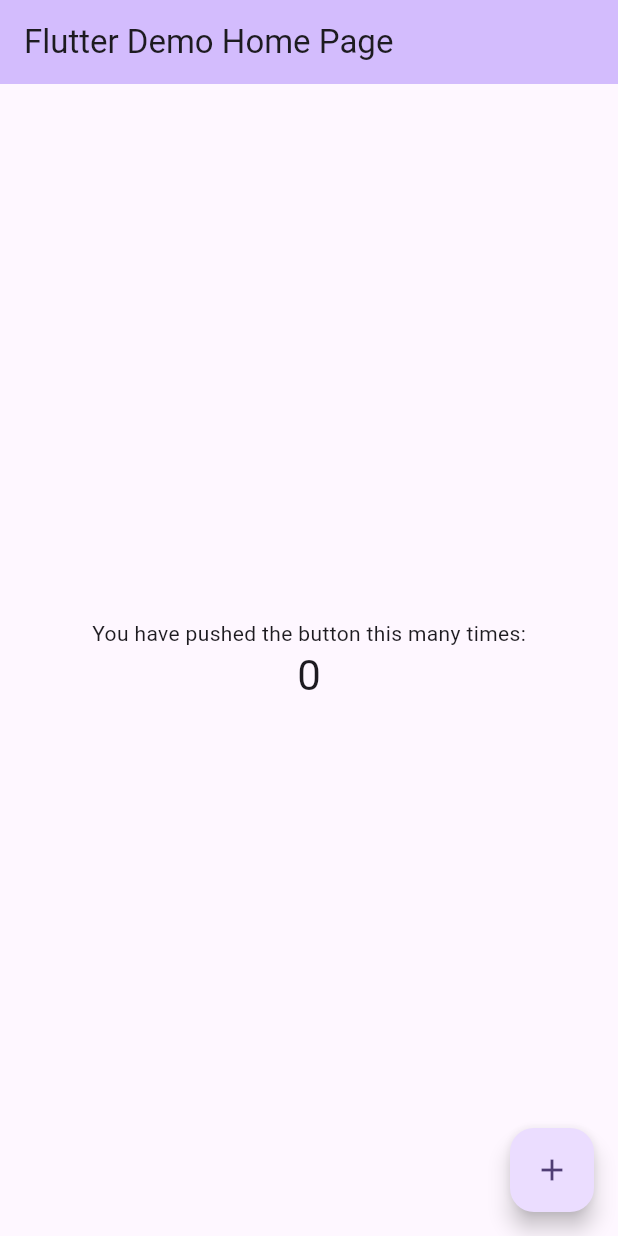
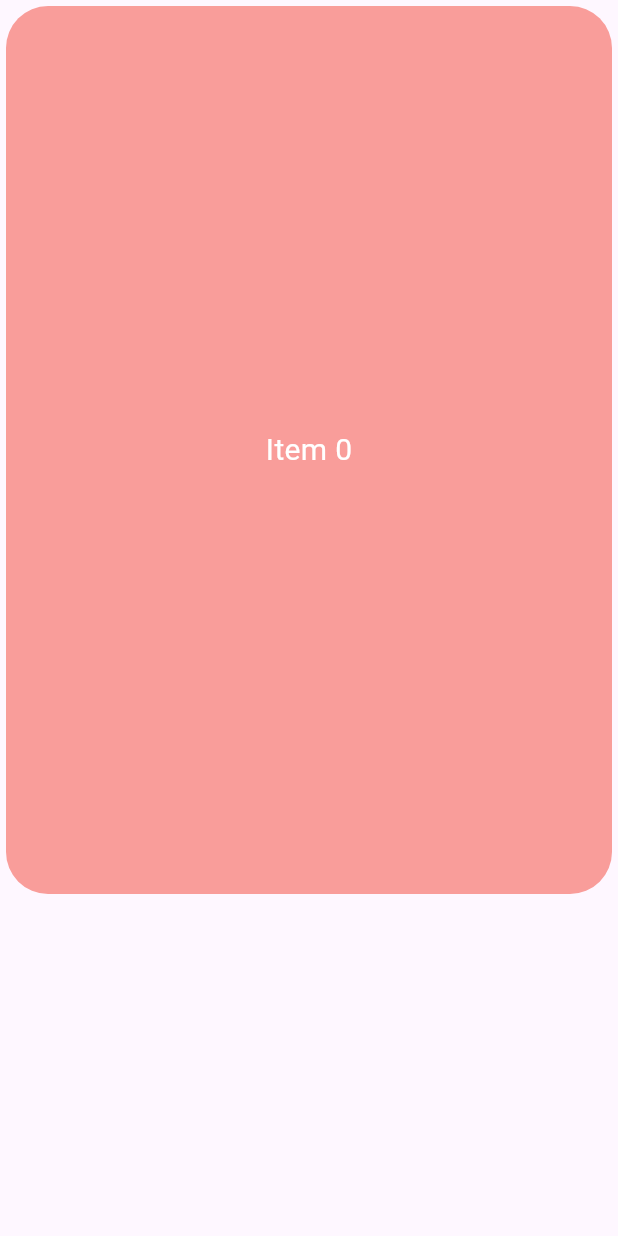
Before and after one commit to Jeff-Stapleton/brookie_babies, a Flutter app: the screen it shows after launch, on a phone screen of 412 x 824 dp. Run offline on Flutter 3.47's test engine with Material 3 defaults, Android fonts, the phone set to English and light mode, and no system bars.

Commit message:
stubbed out a carousel

```diff
--- /dev/null
+++ b/lib/carousel.dart
@@ -0,0 +1,27 @@
+import 'package:brookie_babies/uncontained_card.dart';
+import 'package:flutter/material.dart';
+
+class CarouselExample extends StatefulWidget {
+  const CarouselExample({super.key});
+
+  @override
+  State<CarouselExample> createState() => _CarouselExampleState();
+}
+
+class _CarouselExampleState extends State<CarouselExample> {
+  @override
+  Widget build(BuildContext context) {
+    return Center(
+      child: ConstrainedBox(
+        constraints: const BoxConstraints(maxHeight: 600),
+        child: CarouselView(
+          itemExtent: 1200,
+          shrinkExtent: 200,
+          children: List<Widget>.generate(20, (int index) {
+            return UncontainedLayoutCard(index: index, label: 'Item $index');
+          }),
+        ),
+      ),
+    );
+  }
+}
--- /dev/null
+++ b/lib/home_page.dart
@@ -0,0 +1,22 @@
+import 'dart:developer';
+
+import 'package:brookie_babies/carousel.dart';
+import 'package:flutter/material.dart';
+
+class HomePage extends StatelessWidget {
+  const HomePage({super.key});
+
+  @override
+  Widget build(BuildContext context) {
+    return Scaffold(
+      body: Expanded(
+        child: Column(
+          mainAxisAlignment: MainAxisAlignment.start,
+          children: <Widget>[
+            CarouselExample()
+          ],
+        ),
+      )
+    );
+  }
+}
--- a/lib/main.dart
+++ b/lib/main.dart
@@ -1,3 +1,4 @@
+import 'package:brookie_babies/home_page.dart';
 import 'package:flutter/material.dart';
 
 void main() {
@@ -13,113 +14,10 @@
     return MaterialApp(
       title: 'Flutter Demo',
       theme: ThemeData(
-        // This is the theme of your application.
-        //
-        // TRY THIS: Try running your application with "flutter run". You'll see
-        // the application has a purple toolbar. Then, without quitting the app,
-        // try changing the seedColor in the colorScheme below to Colors.green
-        // and then invoke "hot reload" (save your changes or press the "hot
-        // reload" button in a Flutter-supported IDE, or press "r" if you used
-        // the command line to start the app).
-        //
-        // Notice that the counter didn't reset back to zero; the application
-        // state is not lost during the reload. To reset the state, use hot
-        // restart instead.
-        //
-        // This works for code too, not just values: Most code changes can be
-        // tested with just a hot reload.
         colorScheme: ColorScheme.fromSeed(seedColor: Colors.deepPurple),
         useMaterial3: true,
       ),
-      home: const MyHomePage(title: 'Flutter Demo Home Page'),
+      home: const HomePage(),
     );
   }
 }
-
-class MyHomePage extends StatefulWidget {
-  const MyHomePage({super.key, required this.title});
-
-  // This widget is the home page of your application. It is stateful, meaning
-  // that it has a State object (defined below) that contains fields that affect
-  // how it looks.
-
-  // This class is the configuration for the state. It holds the values (in this
-  // case the title) provided by the parent (in this case the App widget) and
-  // used by the build method of the State. Fields in a Widget subclass are
-  // always marked "final".
-
-  final String title;
-
-  @override
-  State<MyHomePage> createState() => _MyHomePageState();
-}
-
-class _MyHomePageState extends State<MyHomePage> {
-  int _counter = 0;
-
-  void _incrementCounter() {
-    setState(() {
-      // This call to setState tells the Flutter framework that something has
-      // changed in this State, which causes it to rerun the build method below
-      // so that the display can reflect the updated values. If we changed
-      // _counter without calling setState(), then the build method would not be
-      // called again, and so nothing would appear to happen.
-      _counter++;
-    });
-  }
-
-  @override
-  Widget build(BuildContext context) {
-    // This method is rerun every time setState is called, for instance as done
-    // by the _incrementCounter method above.
-    //
-    // The Flutter framework has been optimized to make rerunning build methods
-    // fast, so that you can just rebuild anything that needs updating rather
-    // than having to individually change instances of widgets.
-    return Scaffold(
-      appBar: AppBar(
-        // TRY THIS: Try changing the color here to a specific color (to
-        // Colors.amber, perhaps?) and trigger a hot reload to see the AppBar
-        // change color while the other colors stay the same.
-        backgroundColor: Theme.of(context).colorScheme.inversePrimary,
-        // Here we take the value from the MyHomePage object that was created by
-        // the App.build method, and use it to set our appbar title.
-        title: Text(widget.title),
-      ),
-      body: Center(
-        // Center is a layout widget. It takes a single child and positions it
-        // in the middle of the parent.
-        child: Column(
-          // Column is also a layout widget. It takes a list of children and
-          // arranges them vertically. By default, it sizes itself to fit its
-          // children horizontally, and tries to be as tall as its parent.
-          //
-          // Column has various properties to control how it sizes itself and
-          // how it positions its children. Here we use mainAxisAlignment to
-          // center the children vertically; the main axis here is the vertical
-          // axis because Columns are vertical (the cross axis would be
-          // horizontal).
-          //
-          // TRY THIS: Invoke "debug painting" (choose the "Toggle Debug Paint"
-          // action in the IDE, or press "p" in the console), to see the
-          // wireframe for each widget.
-          mainAxisAlignment: MainAxisAlignment.center,
-          children: <Widget>[
-            const Text(
-              'You have pushed the button this many times:',
-            ),
-            Text(
-              '$_counter',
-              style: Theme.of(context).textTheme.headlineMedium,
-            ),
-          ],
-        ),
-      ),
-      floatingActionButton: FloatingActionButton(
-        onPressed: _incrementCounter,
-        tooltip: 'Increment',
-        child: const Icon(Icons.add),
-      ), // This trailing comma makes auto-formatting nicer for build methods.
-    );
-  }
-}
--- /dev/null
+++ b/lib/uncontained_card.dart
@@ -0,0 +1,27 @@
+import 'package:flutter/material.dart';
+
+class UncontainedLayoutCard extends StatelessWidget {
+  const UncontainedLayoutCard({
+    super.key,
+    required this.index,
+    required this.label,
+  });
+
+  final int index;
+  final String label;
+
+  @override
+  Widget build(BuildContext context) {
+    return ColoredBox(
+      color: Colors.primaries[index % Colors.primaries.length].withOpacity(0.5),
+      child: Center(
+        child: Text(
+          label,
+          style: const TextStyle(color: Colors.white, fontSize: 20),
+          overflow: TextOverflow.clip,
+          softWrap: false,
+        ),
+      ),
+    );
+  }
+}
```
Also changed, not shown: firebase.json (added), 38 other files.
